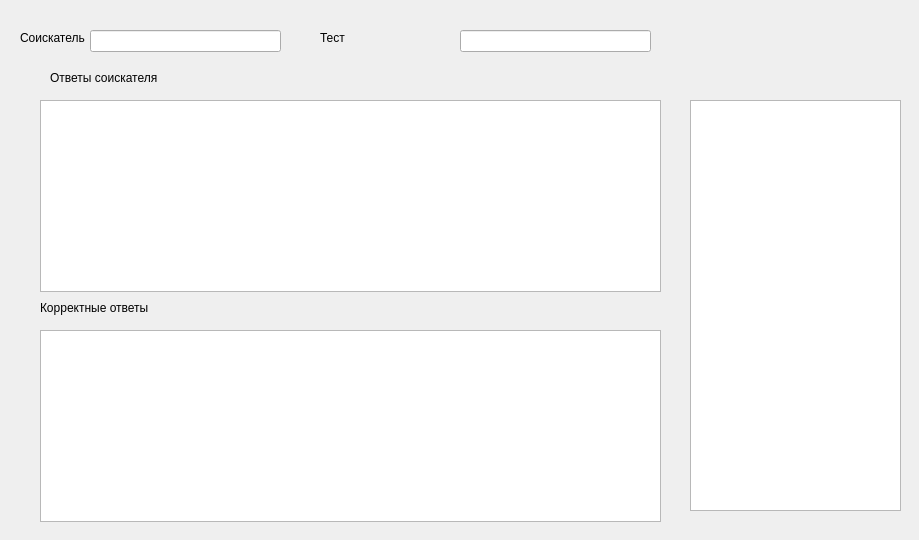
Saatarko/Auduit_test, file temp_ui/applicant.ui: the form before one commit.
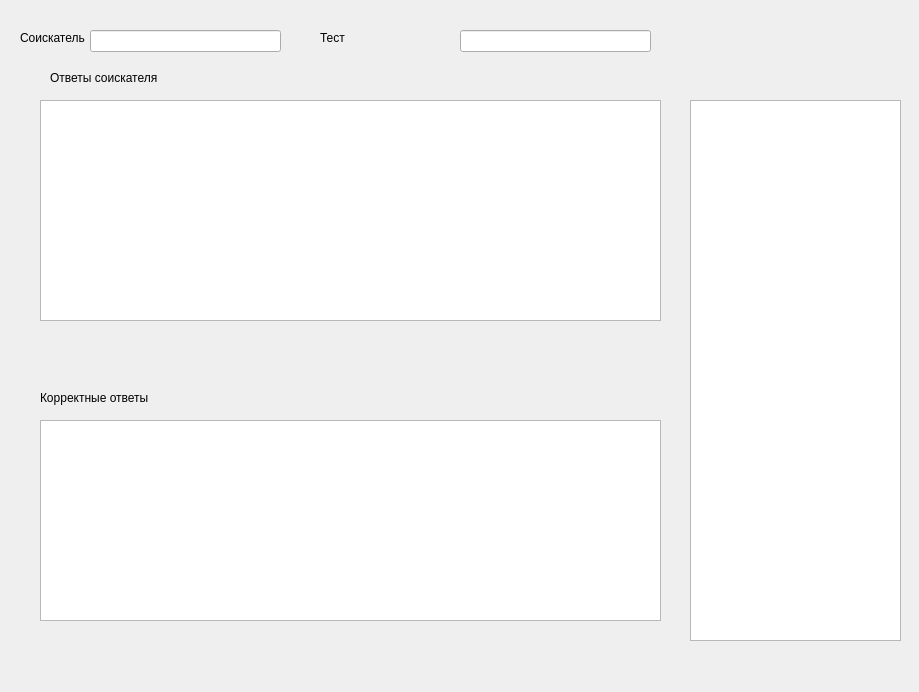
The form after the commit.

```diff
--- a/temp_ui/applicant.ui
+++ b/temp_ui/applicant.ui
@@ -7,12 +7,17 @@
     <x>0</x>
     <y>0</y>
     <width>919</width>
-    <height>540</height>
+    <height>692</height>
    </rect>
   </property>
   <property name="windowTitle">
    <string>Dialog</string>
   </property>
+  <property name="styleSheet">
+   <string notr="true">QPushButton:focus {
+      border: 2px solid red; /* Цвет рамки при нажатии */
+}</string>
+  </property>
   <widget class="QLabel" name="label">
    <property name="geometry">
     <rect>
@@ -42,7 +47,7 @@
      <x>40</x>
      <y>100</y>
      <width>621</width>
-     <height>192</height>
+     <height>221</height>
     </rect>
    </property>
   </widget>
@@ -50,9 +55,9 @@
    <property name="geometry">
     <rect>
      <x>40</x>
-     <y>330</y>
+     <y>420</y>
      <width>621</width>
-     <height>192</height>
+     <height>201</height>
     </rect>
    </property>
   </widget>
@@ -62,9 +67,15 @@
      <x>690</x>
      <y>100</y>
      <width>211</width>
-     <height>411</height>
+     <height>541</height>
     </rect>
    </property>
+   <property name="horizontalScrollBarPolicy">
+    <enum>Qt::ScrollBarPolicy::ScrollBarAlwaysOff</enum>
+   </property>
+   <property name="wordWrap">
+    <bool>true</bool>
+   </property>
   </widget>
   <widget class="QLabel" name="label_2">
    <property name="geometry">
@@ -83,7 +94,7 @@
    <property name="geometry">
     <rect>
      <x>40</x>
-     <y>300</y>
+     <y>390</y>
      <width>111</width>
      <height>16</height>
     </rect>
```
